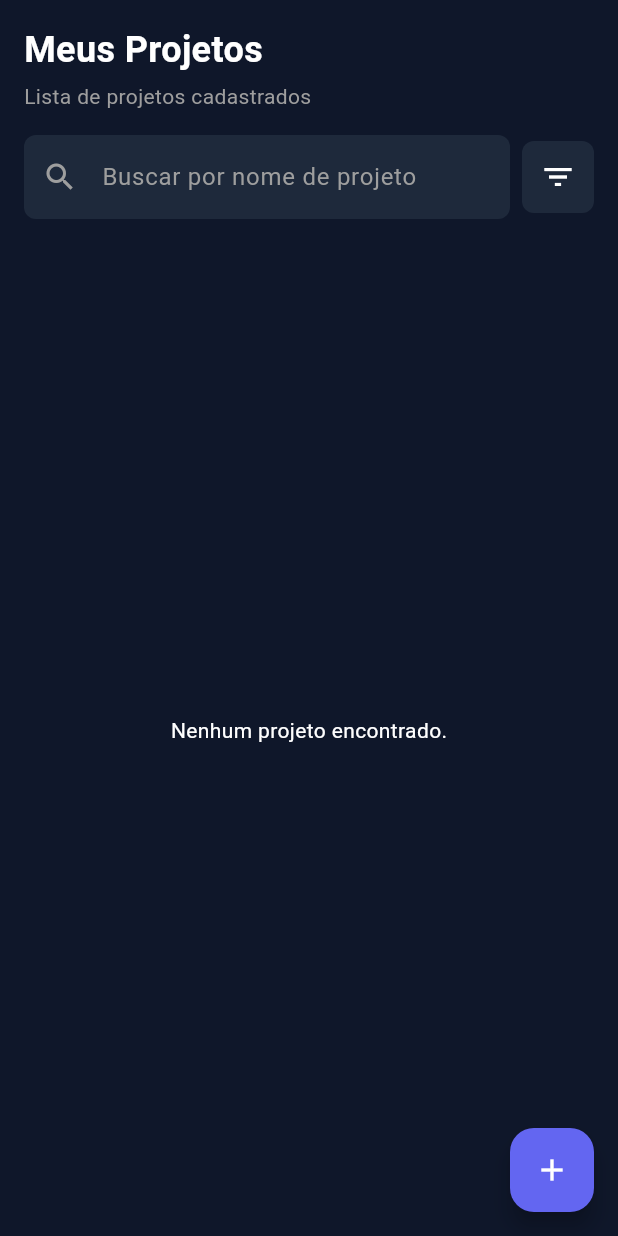
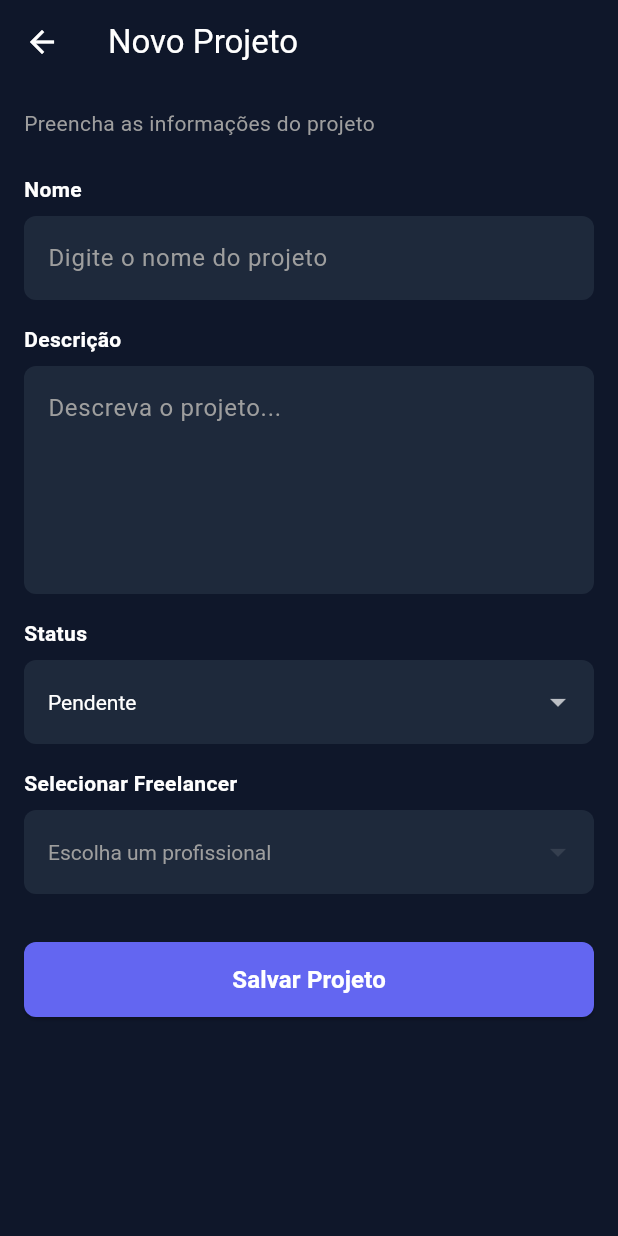
Before and after one commit to RafaelDesenvolvedor1/Freelancers_app, a Flutter app: the MyProjectsScreen screen opened directly, after a tap on the "add" icon, on a phone screen of 412 x 824 dp. Run offline on Flutter 3.47's test engine with Material 3 defaults, Android fonts, the phone set to English and light mode, and no system bars; our stand-ins replace dio; network calls fail.

Commit message:
add new project screen and function post

```diff
--- /dev/null
+++ b/freelancers_app/lib/screens/new_project_screen.dart
@@ -0,0 +1,200 @@
+import 'package:dio/dio.dart';
+import 'package:flutter/material.dart';
+
+class NewProjectScreen extends StatefulWidget {
+  const NewProjectScreen({super.key});
+
+  @override
+  State<NewProjectScreen> createState() => _NewProjectScreenState();
+}
+
+class _NewProjectScreenState extends State<NewProjectScreen> {
+  final _formKey = GlobalKey<FormState>();
+  final _nameController = TextEditingController();
+  final _descriptionController = TextEditingController();
+
+  // � Estados para os Dropdowns
+  List<dynamic> freelancers = [];
+  String? statusSelecionado = 'Pendente';
+  int? freelancerSelecionadoId;
+  bool isLoadingFreelancers = true;
+
+  @override
+  void initState() {
+    super.initState();
+    fetchFreelancers(); // � Busca os profissionais cadastrados ao abrir a tela
+  }
+
+  @override
+  void dispose() {
+    _nameController.dispose();
+    _descriptionController.dispose();
+    super.dispose();
+  }
+
+  Future<void> fetchFreelancers() async {
+    final dio = Dio();
+    try {
+      final response = await dio.get('http://192.168.0.80:8000/freelancers');
+      setState(() {
+        freelancers = List<dynamic>.from(response.data['data']);
+        isLoadingFreelancers = false;
+      });
+    } catch (e) {
+      print('Erro ao buscar freelancers: $e');
+      setState(() {
+        isLoadingFreelancers = false;
+      });
+    }
+  }
+
+  Future<void> salvarProjeto() async {
+    if (!_formKey.currentState!.validate()) return;
+
+    final dio = Dio();
+    try {
+      // �️ Montagem do Map com os dados do formulário
+      final dadosProjeto = {
+        'nome': _nameController.text,
+        'descricao': _descriptionController.text,
+        'status': statusSelecionado,
+        'id_cliente': 1, // � Cliente padrão fixado para testes locais
+        'id_freelancer': freelancerSelecionadoId,
+      };
+
+      await dio.post('http://192.168.0.80:8000/projetos', data: dadosProjeto);
+
+      // � Notificação de sucesso e retorno para a tela anterior
+      ScaffoldMessenger.of(context).showSnackBar(
+        const SnackBar(content: Text('Projeto criado com sucesso!'), backgroundColor: Colors.green),
+      );
+      Navigator.pop(context);
+    } catch (e) {
+      print('Erro ao salvar projeto: $e');
+      ScaffoldMessenger.of(context).showSnackBar(
+        const SnackBar(content: Text('Erro ao salvar projeto.'), backgroundColor: Colors.red),
+      );
+    }
+  }
+
+  @override
+  Widget build(BuildContext context) {
+    return Scaffold(
+      backgroundColor: const Color(0xFF0F172A),
+      appBar: AppBar(
+        title: const Text('Novo Projeto', style: TextStyle(color: Colors.white)),
+        backgroundColor: const Color(0xFF0F172A),
+        iconTheme: const IconThemeData(color: Colors.white),
+        elevation: 0,
+      ),
+      body: SafeArea(
+        child: isLoadingFreelancers
+            ? const Center(child: CircularProgressIndicator(color: Color(0xFF6366F1)))
+            : SingleChildScrollView(
+                padding: const EdgeInsets.all(16.0),
+                child: Form(
+                  key: _formKey,
+                  child: Column(
+                    crossAxisAlignment: CrossAxisAlignment.start,
+                    children: [
+                      const Text('Preencha as informações do projeto', style: TextStyle(color: Colors.grey, fontSize: 14)),
+                      const SizedBox(height: 24),
+
+                      // � Campo Nome
+                      const Text('Nome', style: TextStyle(color: Colors.white, fontWeight: FontWeight.bold)),
+                      const SizedBox(height: 8),
+                      TextFormField(
+                        controller: _nameController,
+                        style: const TextStyle(color: Colors.white),
+                        decoration: InputDecoration(
+                          hintText: 'Digite o nome do projeto',
+                          hintStyle: const TextStyle(color: Colors.grey),
+                          filled: true,
+                          fillColor: const Color(0xFF1E293B),
+                          border: OutlineInputBorder(borderRadius: BorderRadius.circular(8), borderSide: BorderSide.none),
+                        ),
+                        validator: (value) => value == null || value.isEmpty ? 'Por favor, insira um nome' : null,
+                      ),
+                      const SizedBox(height: 16),
+
+                      // � Campo Descrição
+                      const Text('Descrição', style: TextStyle(color: Colors.white, fontWeight: FontWeight.bold)),
+                      const SizedBox(height: 8),
+                      TextFormField(
+                        controller: _descriptionController,
+                        maxLines: 5, // � Deixa o campo maior para textos longos
+                        style: const TextStyle(color: Colors.white),
+                        decoration: InputDecoration(
+                          hintText: 'Descreva o projeto...',
+                          hintStyle: const TextStyle(color: Colors.grey),
+                          filled: true,
+                          fillColor: const Color(0xFF1E293B),
+                          border: OutlineInputBorder(borderRadius: BorderRadius.circular(8), borderSide: BorderSide.none),
+                        ),
+                      ),
+                      const SizedBox(height: 16),
+
+                      // � Select de Status
+                      const Text('Status', style: TextStyle(color: Colors.white, fontWeight: FontWeight.bold)),
+                      const SizedBox(height: 8),
+                      DropdownButtonFormField<String>(
+                        value: statusSelecionado,
+                        dropdownColor: const Color(0xFF1E293B),
+                        style: const TextStyle(color: Colors.white),
+                        decoration: InputDecoration(
+                          filled: true,
+                          fillColor: const Color(0xFF1E293B),
+                          border: OutlineInputBorder(borderRadius: BorderRadius.circular(8), borderSide: BorderSide.none),
+                        ),
+                        items: ['Pendente', 'Em andamento', 'Concluído'].map((String status) {
+                          return DropdownMenuItem<String>(value: status, child: Text(status));
+                        }).toList(),
+                        onChanged: (value) => setState(() => statusSelecionado = value), // � Captura a mudança
+                      ),
+                      const SizedBox(height: 16),
+
+                      // � Select de Freelancer
+                      const Text('Selecionar Freelancer', style: TextStyle(color: Colors.white, fontWeight: FontWeight.bold)),
+                      const SizedBox(height: 8),
+                      DropdownButtonFormField<int>(
+                        value: freelancerSelecionadoId,
+                        dropdownColor: const Color(0xFF1E293B),
+                        style: const TextStyle(color: Colors.white),
+                        hint: const Text('Escolha um profissional', style: TextStyle(color: Colors.grey)),
+                        decoration: InputDecoration(
+                          filled: true,
+                          fillColor: const Color(0xFF1E293B),
+                          border: OutlineInputBorder(borderRadius: BorderRadius.circular(8), borderSide: BorderSide.none),
+                        ),
+                        items: freelancers.map<DropdownMenuItem<int>>((dynamic free) {
+                          return DropdownMenuItem<int>(
+                            value: free['id_freelancer'] as int,
+                            child: Text(free['nome'] ?? 'Sem nome'),
+                          );
+                        }).toList(),
+                        onChanged: (value) => setState(() => freelancerSelecionadoId = value), // � Captura a mudança
+                        validator: (value) => value == null ? 'Por favor, selecione um freelancer' : null,
+                      ),
+                      const SizedBox(height: 32),
+
+                      // � Botão Salvar Projeto
+                      SizedBox(
+                        width: double.infinity,
+                        height: 50,
+                        child: ElevatedButton(
+                          style: ElevatedButton.styleFrom(
+                            backgroundColor: const Color(0xFF6366F1),
+                            shape: RoundedRectangleBorder(borderRadius: BorderRadius.circular(8)),
+                          ),
+                          onPressed: salvarProjeto,
+                          child: const Text('Salvar Projeto', style: TextStyle(color: Colors.white, fontSize: 16, fontWeight: FontWeight.bold)),
+                        ),
+                      ),
+                    ],
+                  ),
+                ),
+              ),
+      ),
+    );
+  }
+}
--- a/freelancers_app/lib/screens/projects_screen.dart
+++ b/freelancers_app/lib/screens/projects_screen.dart
@@ -1,5 +1,6 @@
 import 'package:dio/dio.dart';
 import 'package:flutter/material.dart';
+import 'package:freelancers_app/screens/new_project_screen.dart';
 
 class MyProjectsScreen extends StatefulWidget {
   const MyProjectsScreen({super.key});
@@ -36,12 +37,12 @@ class _MyProjectsScreenState extends State<MyProjectsScreen> {
 
   // � Lógica condicional para definir a cor de fundo da badge de status
   Color _getBadgeBgColor(String status) {
-    switch (status.toLowerCase()) {
-      case 'em andamento':
+    switch (status) {
+      case 'Em andamento':
         return const Color(0xFF1E3A8A).withOpacity(0.4); // Azul escuro suave
-      case 'pendente':
+      case 'Pendente':
         return const Color(0xFF78350F).withOpacity(0.4); // Laranja suave
-      case 'concluído':
+      case 'Concluído':
         return const Color(0xFF064E3B).withOpacity(0.4); // Verde suave
       default:
         return const Color(0xFF334155);
@@ -50,12 +51,12 @@ class _MyProjectsScreenState extends State<MyProjectsScreen> {
 
   // � Lógica condicional para definir a cor do texto da badge de status
   Color _getBadgeTextColor(String status) {
-    switch (status.toLowerCase()) {
-      case 'em andamento':
+    switch (status) {
+      case 'Em andamento':
         return const Color(0xFF3B82F6); // Azul vivo
-      case 'pendente':
+      case 'Pendente':
         return const Color(0xFFF59E0B); // Laranja vivo
-      case 'concluído':
+      case 'Concluído':
         return const Color(0xFF10B981); // Verde vivo
       default:
         return Colors.white;
@@ -189,7 +190,7 @@ class _MyProjectsScreenState extends State<MyProjectsScreen> {
       floatingActionButton: FloatingActionButton(
         backgroundColor: const Color(0xFF6366F1),
         onPressed: () {
-          // TODO: Implementar Navigator.push para a tela Novo Projeto �
+          Navigator.push(context, MaterialPageRoute(builder: (context) => const NewProjectScreen()));
         },
         child: const Icon(Icons.add, color: Colors.white),
       ),
```
